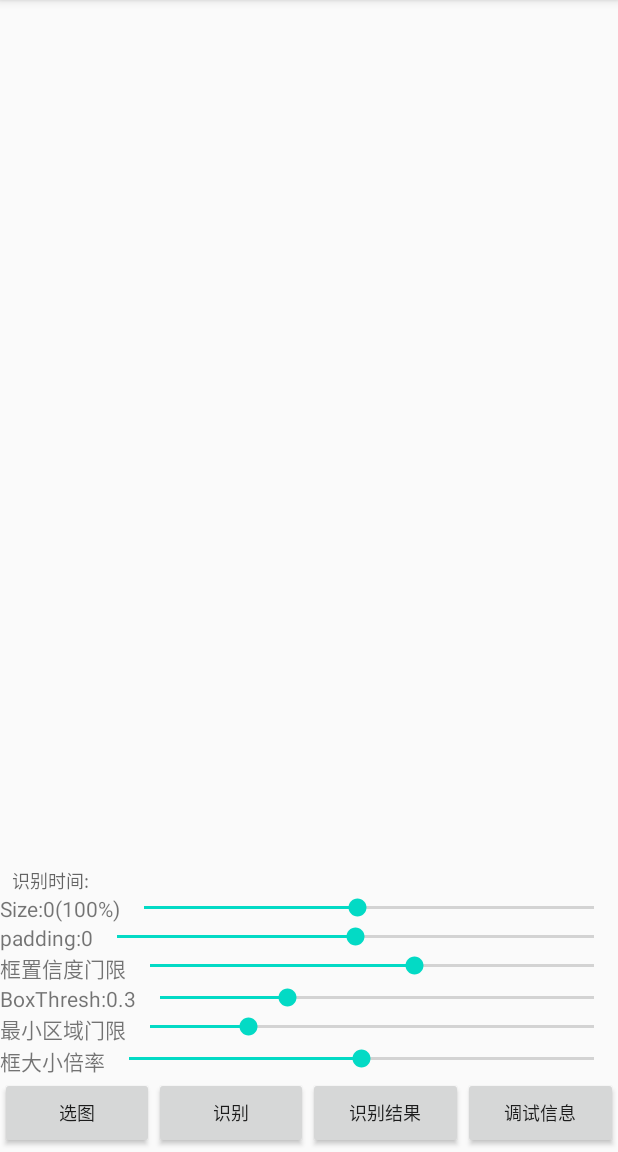
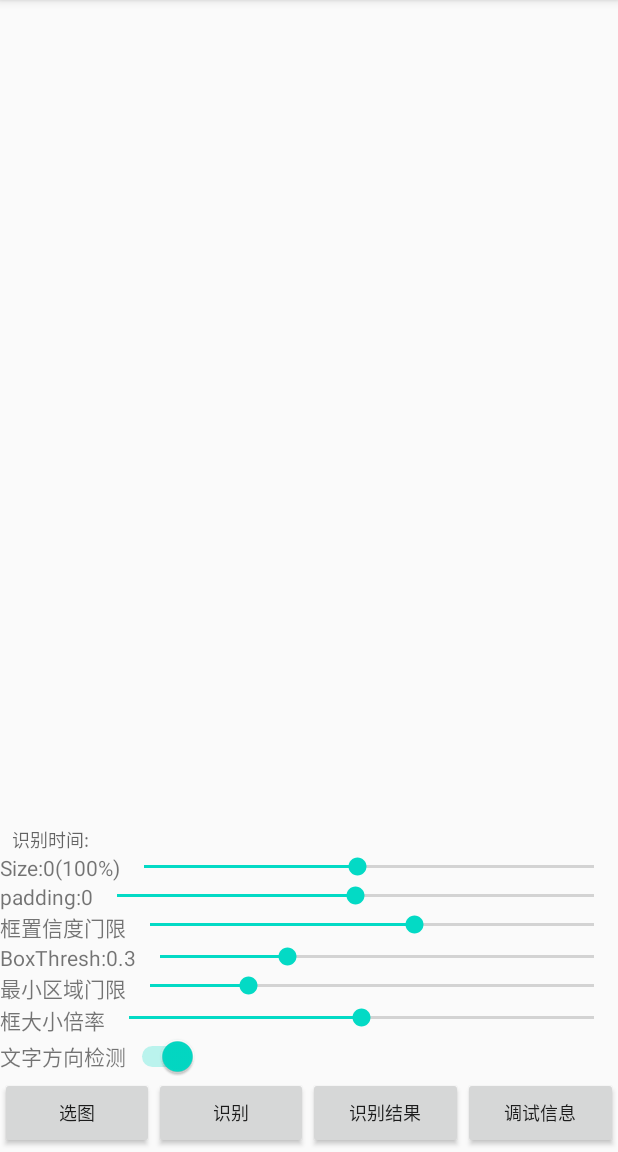
Before and after one commit to benjaminwan/OcrLiteAndroidNcnn, an Android app: the GalleryActivity screen opened directly, with no data from a screen before it, on a phone screen of 412 x 824 dp, the part 84-1236 px from its top. Run offline under Robolectric (Android 15) with nearby library versions, the phone set to English and light mode, and no system bars; our stand-ins replace RxJava; libraries missing offline, so code that uses them is left out: com.orhanobut.logger, com.uber.autodispose; plain views replace PhotoView; 8 statements that could not run were skipped.

Commit message:
添加doAngle开关和相关功能

```diff
--- a/OcrLibrary/src/main/java/com/benjaminwan/ocrlibrary/OcrEngine.kt
+++ b/OcrLibrary/src/main/java/com/benjaminwan/ocrlibrary/OcrEngine.kt
@@ -20,19 +20,20 @@ class OcrEngine(context: Context) {
     var boxThresh: Float = 0.3f
     var miniArea: Float = 3f
     var unClipRatio: Float = 2.0f
+    var doAngle: Boolean = false
 
     fun detect(input: Bitmap, output: Bitmap, reSize: Int) =
         detect(
             input, output, padding, reSize,
             boxScoreThresh, boxThresh, miniArea,
-            unClipRatio
+            unClipRatio, doAngle
         )
 
     external fun init(assetManager: AssetManager, numThread: Int): Boolean
     external fun detect(
         input: Bitmap, output: Bitmap, padding: Int, reSize: Int,
         boxScoreThresh: Float, boxThresh: Float, miniArea: Float,
-        unClipRatio: Float
+        unClipRatio: Float, doAngle: Boolean
     ): OcrResult
 
 }
--- a/app/build.gradle
+++ b/app/build.gradle
@@ -100,4 +100,7 @@ dependencies {
     //runWithPermissions 申请权限
     implementation 'com.afollestad.assent:core:3.0.0-RC4'
     implementation 'com.afollestad.assent:rationales:3.0.0-RC4'
+
+    //Logger
+    implementation 'com.orhanobut:logger:2.2.0'
 }
--- a/app/src/main/AndroidManifest.xml
+++ b/app/src/main/AndroidManifest.xml
@@ -5,6 +5,7 @@
     <uses-permission android:name="android.permission.CAMERA"/>
 
     <application
+        android:name=".app.App"
         android:allowBackup="true"
         android:icon="@drawable/ic_ocr"
         android:label="@string/app_name"
--- a/app/src/main/java/com/benjaminwan/ocr/onnxtoncnn/BitmapUtils.kt
+++ b/app/src/main/java/com/benjaminwan/ocr/onnxtoncnn/utils/BitmapUtils.kt
@@ -1,4 +1,4 @@
-package com.benjaminwan.ocr.onnxtoncnn
+package com.benjaminwan.ocr.onnxtoncnn.utils
 
 import android.content.Context
 import android.graphics.Bitmap
--- a/app/src/main/res/layout/activity_gallery.xml
+++ b/app/src/main/res/layout/activity_gallery.xml
@@ -151,6 +151,26 @@
     <LinearLayout
         android:layout_width="match_parent"
         android:layout_height="wrap_content"
+        android:orientation="horizontal">
+
+        <TextView
+            android:layout_width="wrap_content"
+            android:layout_height="wrap_content"
+            android:text="@string/do_angle" />
+
+        <Switch
+            android:id="@+id/doAngleSw"
+            android:layout_width="wrap_content"
+            android:layout_height="wrap_content"
+            android:checked="true"
+            android:textOff="Off"
+            android:textOn="On" />
+
+    </LinearLayout>
+
+    <LinearLayout
+        android:layout_width="match_parent"
+        android:layout_height="wrap_content"
         android:layout_marginBottom="2dp"
         android:orientation="horizontal">
 
--- a/app/src/main/res/values/strings.xml
+++ b/app/src/main/res/values/strings.xml
@@ -5,4 +5,5 @@
     <string name="min_area">最小区域门限</string>
     <string name="box_un_clip_ratio">框大小倍率</string>
     <string name="app_permission">获取相机权限</string>
+    <string name="do_angle">文字方向检测</string>
 </resources>
```
Also changed, not shown: app/src/main/java/com/benjaminwan/ocr/onnxtoncnn/CameraActivity.kt (+16 -16 lines), app/src/main/java/com/benjaminwan/ocr/onnxtoncnn/GalleryActivity.kt (+21 -16 lines), app/src/main/java/com/benjaminwan/ocr/onnxtoncnn/app/App.kt (added, +56 -0 lines), 3 other files.
